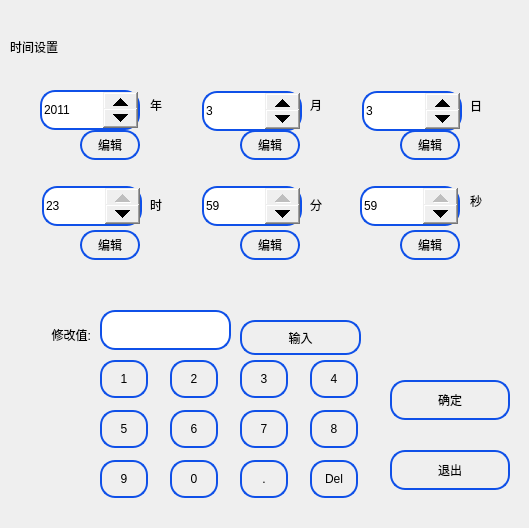
This is services/datetime/timesettingdlg.ui in ChinaClever/BusBar-Qt as Qt 5 draws it before an edit. The edited form follows.
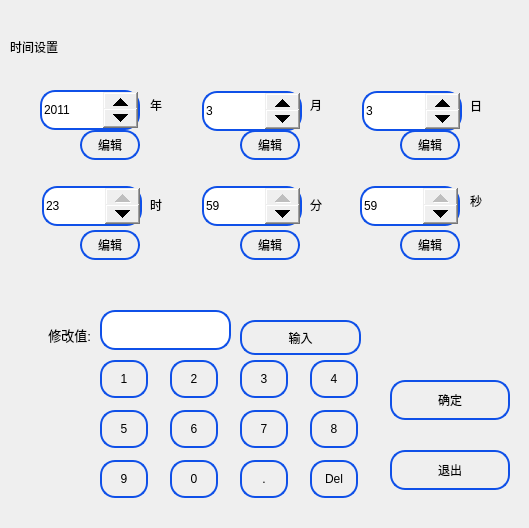
This is the edited form. Icons and pictures are not drawn.

```diff
--- a/services/datetime/timesettingdlg.ui
+++ b/services/datetime/timesettingdlg.ui
@@ -58,7 +58,7 @@
     <rect>
      <x>470</x>
      <y>91</y>
-     <width>30</width>
+     <width>41</width>
      <height>30</height>
     </rect>
    </property>
@@ -144,7 +144,7 @@
     <rect>
      <x>470</x>
      <y>186</y>
-     <width>30</width>
+     <width>61</width>
      <height>30</height>
     </rect>
    </property>
@@ -160,7 +160,7 @@
     <rect>
      <x>310</x>
      <y>190</y>
-     <width>30</width>
+     <width>41</width>
      <height>30</height>
     </rect>
    </property>
@@ -246,7 +246,7 @@
     <rect>
      <x>150</x>
      <y>90</y>
-     <width>30</width>
+     <width>41</width>
      <height>30</height>
     </rect>
    </property>
@@ -262,7 +262,7 @@
     <rect>
      <x>310</x>
      <y>90</y>
-     <width>30</width>
+     <width>41</width>
      <height>30</height>
     </rect>
    </property>
@@ -396,7 +396,7 @@
     <rect>
      <x>150</x>
      <y>190</y>
-     <width>30</width>
+     <width>41</width>
      <height>30</height>
     </rect>
    </property>
@@ -691,6 +691,11 @@
      <height>30</height>
     </rect>
    </property>
+   <property name="font">
+    <font>
+     <pointsize>10</pointsize>
+    </font>
+   </property>
    <property name="text">
     <string>修改值:</string>
    </property>
```
